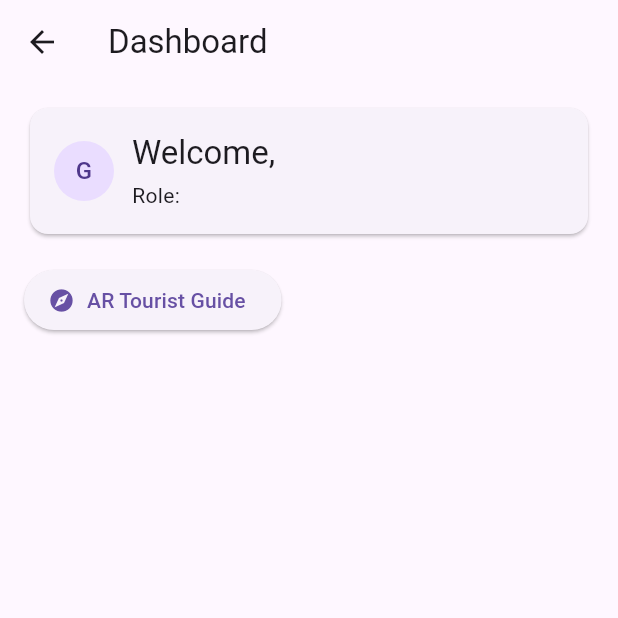
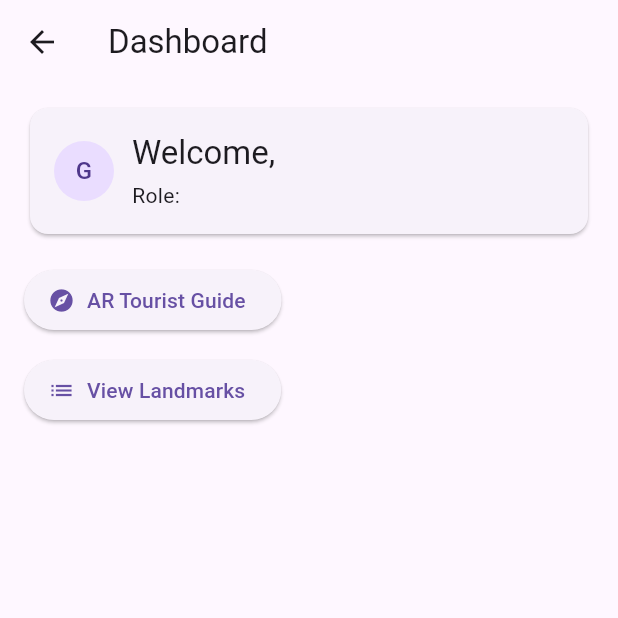
Before and after one commit to dddhena/ethioar_guide, a Flutter app: the DashboardPage screen opened by its route, on a phone screen of 412 x 824 dp, the top half of it. Run offline on Flutter 3.47's test engine with Material 3 defaults, Android fonts, the phone set to English and light mode, and no system bars; our stand-ins replace cloud_firestore, firebase_auth, firebase_core, google_maps_flutter; missing offline and left inert: ar_flutter_plugin, dart:html, dart:js_util; accounts and stored records are empty.

Commit message:
added the the display the landmark,edit landmark and delete landmark functionalities

```diff
--- a/lib/pages/dashboard_page.dart
+++ b/lib/pages/dashboard_page.dart
@@ -6,6 +6,7 @@ import '../services/firestore_service.dart';
 import '../widgets/app_scaffold.dart';
 import 'camera_preview.dart';
 import 'map_picker.dart';
+import 'landmarks_page.dart';
 
 class DashboardPage extends StatefulWidget {
   const DashboardPage({super.key});
@@ -89,6 +90,12 @@ class _DashboardPageState extends State<DashboardPage> {
                   icon: const Icon(Icons.explore),
                   label: const Text('AR Tourist Guide'),
                   onPressed: () => Navigator.of(context).push(MaterialPageRoute(builder: (_) => const CameraPreviewPage())),
+                ),
+                const SizedBox(height: 12),
+                ElevatedButton.icon(
+                  icon: const Icon(Icons.list),
+                  label: const Text('View Landmarks'),
+                  onPressed: () => Navigator.of(context).push(MaterialPageRoute(builder: (_) => const LandmarksPage())),
                 ),
                 const SizedBox(height: 12),
                 if (_role == 'admin') ...[
```
